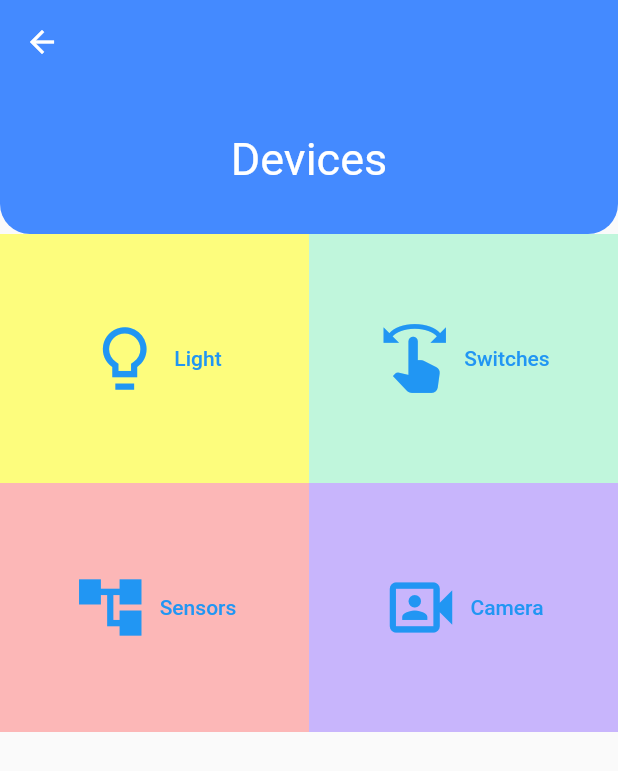
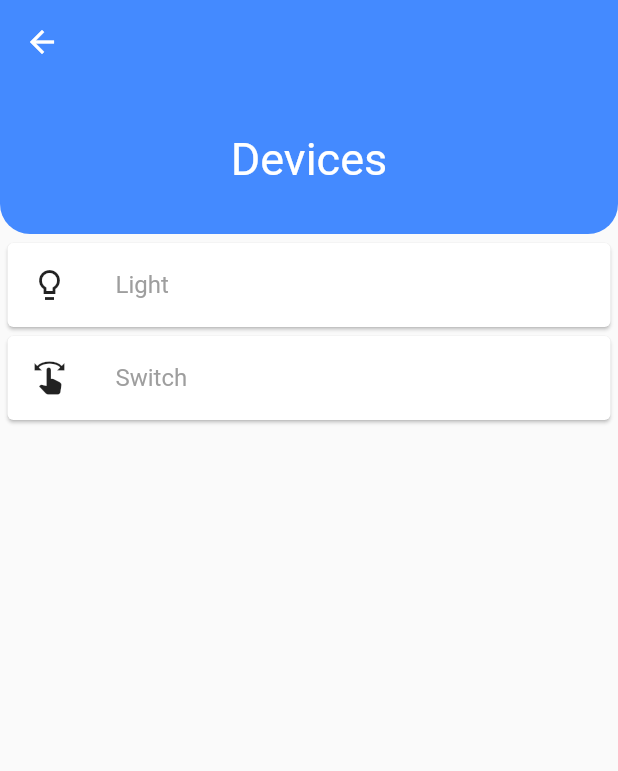
Before and after one commit to kawolski/Auto_Home, a Flutter app: the AddDevices screen opened directly, on a phone screen of 412 x 824 dp. Shown: the top 771 px of the screen. Run offline on Flutter 3.47's test engine with Material 2 defaults, Android fonts, the light colour scheme and no system bars; our stand-ins replace cloud_firestore, firebase_auth, firebase_core, firebase_database, flutter_spinkit; accounts and stored records are empty.

Commit message:
--> Test Version

```diff
--- a/lib/screens/add_devices/add_devices.dart
+++ b/lib/screens/add_devices/add_devices.dart
@@ -46,18 +46,18 @@ class _SettingsState extends State<AddDevices> {
                           )
                       ),
                     ),
-                    Row(
-                      mainAxisAlignment: MainAxisAlignment.spaceEvenly,
-                      children: <Widget>[
-                        Expanded(
-                          flex: 1,
-                          child: Container(
-                              padding: EdgeInsets.symmetric(vertical: 50),
-                              color: Colors.yellowAccent.withOpacity(0.5),
-                              child: TextButton.icon(
-                                icon: Icon(Icons.lightbulb_outline_sharp, size: 50),
-                                label: Text("Light"),
-                                onPressed: () {
+                    Card(
+                      margin: EdgeInsets.fromLTRB(5, 6, 5, 0),
+                      child: ListTile(
+                        leading: Icon(
+                          Icons.lightbulb_outline_sharp,
+                          color: Colors.black87,
+                        ),
+                        title: Text('Light',
+                            style: TextStyle(
+                              color: Colors.grey,
+                            )),
+                        onTap: (){
                           showDialog(
                               context: context,
                               builder: (BuildContext context) {
@@ -80,17 +80,20 @@ class _SettingsState extends State<AddDevices> {
                                 );
                               });
                         },
+                      ),
+                    ),
+                    Card(
+                      margin: EdgeInsets.fromLTRB(5, 6, 5, 0),
+                      child: ListTile(
+                        leading: Icon(
+                          Icons.swipe,
+                          color: Colors.black87,
+                        ),
+                        title: Text('Switch',
+                            style: TextStyle(
+                              color: Colors.grey,
                             )),
-                        ),
-                        Expanded(
-                          flex: 1,
-                          child: Container(
-                              padding: EdgeInsets.symmetric(vertical: 50),
-                              color: Colors.greenAccent.withOpacity(0.4),
-                              child: TextButton.icon(
-                                  icon: Icon(Icons.swipe, size: 50),
-                                  label: Text("Switches"),
-                                  onPressed: () {
+                        onTap: (){
                           showDialog(
                               context: context,
                               builder: (BuildContext context) {
@@ -112,41 +115,10 @@ class _SettingsState extends State<AddDevices> {
                                   ),
                                 );
                               });
-                                  })),
+                        },
                       ),
-                      ],
                     ),
-                    Row(
-                      mainAxisAlignment: MainAxisAlignment.spaceEvenly,
-                      children: <Widget>[
-                        Expanded(
-                          flex: 1,
-                          child: Container(
-                              padding: EdgeInsets.symmetric(vertical: 50),
-                              color: Colors.redAccent.withOpacity(0.4),
-                              child: TextButton.icon(
-                                icon: Icon(Icons.account_tree_sharp, size: 50),
-                                label: Text("Sensors"),
-                                onPressed: () {
-                                  AlertDialog(title: Text('Under Construction'));
-                                },
-                              )),
-                        ),
-                        Expanded(
-                          flex: 1,
-                          child: Container(
-                              padding: EdgeInsets.symmetric(vertical: 50),
-                              color: Colors.deepPurpleAccent.withOpacity(0.4),
-                              child: TextButton.icon(
-                                icon: Icon(Icons.photo_camera_front, size: 50),
-                                label: Text("Camera"),
-                                onPressed: () {
-                                  AlertDialog(title: Text('Under Construction'));
-                                },
-                              )),
-                        ),
-                      ],
-                    ),
+
                   ],
                 ),
               ),
```
Lines whose indentation alone changed are shown as unchanged.
